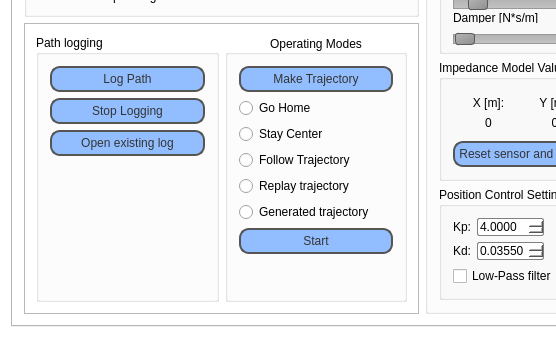
Before: the Qt Designer form FaaR/mainwindow.ui in ABC-iRobotics/iRob-FaaR, drawn with Qt 5; both pictures show x 0 to 556 and y 307 to 667 of the 843 by 667 pixel window.
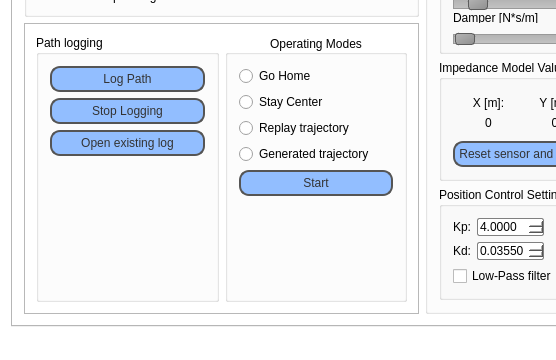
After: the same form once the commit is applied. The open tabs and pages were chosen to show the change. Icons and pictures are not drawn. Custom widgets are drawn as their Qt base class.

Diff of the .ui file:
```diff
--- a/FaaR/mainwindow.ui
+++ b/FaaR/mainwindow.ui
@@ -1014,16 +1014,6 @@
               <set>Qt::AlignCenter</set>
              </property>
              <layout class="QVBoxLayout" name="verticalLayout_15">
-              <item>
-               <widget class="QPushButton" name="makeTrajectory">
-                <property name="text">
-                 <string>Make Trajectory</string>
-                </property>
-                <property name="default">
-                 <bool>true</bool>
-                </property>
-               </widget>
-              </item>
               <item>
                <widget class="QRadioButton" name="goHomeMode">
                 <property name="text">
@@ -1038,16 +1028,6 @@
                 </property>
                </widget>
               </item>
-              <item>
-               <widget class="QRadioButton" name="posMode">
-                <property name="text">
-                 <string>Follow Trajectory</string>
-                </property>
-                <property name="checkable">
-                 <bool>false</bool>
-                </property>
-               </widget>
-              </item>
               <item>
                <widget class="QRadioButton" name="replayMode">
                 <property name="text">
```
Left out of the diff: 6 changed lines with no effect on the pictures.
